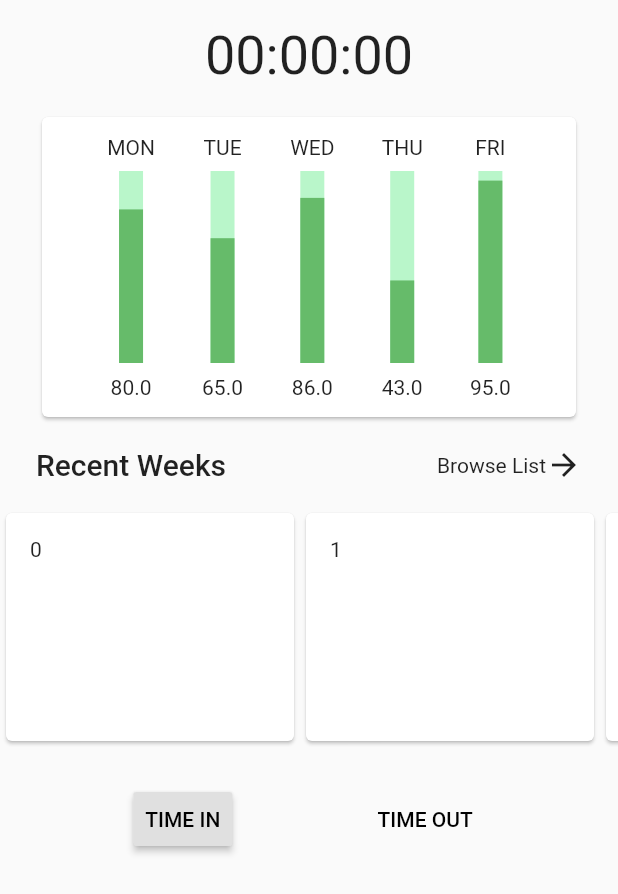
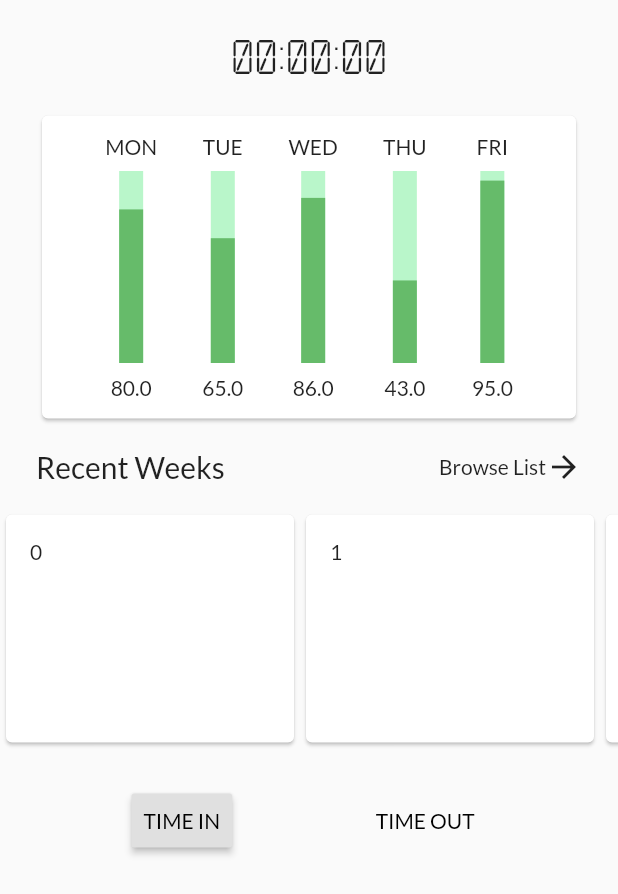
Before and after one commit to Joven-G/Flutter-timetracker-app, a Flutter app: the screen it shows after launch, on a phone screen of 412 x 824 dp. Shown: the top 894 px of the screen. Run offline on Flutter 3.47's test engine with Material 2 defaults, Android fonts, the phone set to English and light mode, and no system bars.

Commit message:
Added custom fonts

```diff
--- a/lib/app.dart
+++ b/lib/app.dart
@@ -8,6 +8,7 @@ class TimeTracker extends StatelessWidget {
       title: 'Time Tracker (lite)',
       theme: ThemeData(
         primaryColor: Colors.white,
+        fontFamily: 'Lato'
       ),
       home: HomePage(),
     );
--- a/lib/pages/home.dart
+++ b/lib/pages/home.dart
@@ -17,7 +17,13 @@ class HomePage extends StatelessWidget {
             Padding(
               padding: const EdgeInsets.symmetric(horizontal: 36.0),
               child: Center(
-                child: Text('00:00:00', style: TextStyle(fontSize: 36.0)),
+                child: Text(
+                  '00:00:00',
+                  style: TextStyle(
+                    fontSize: 36.0,
+                    fontFamily: 'Calculator'
+                  )
+                ),
               ),
             ),
             _spacer,
```
Also changed, not shown: pubspec.yaml (+24 -4 lines), fonts/Lato-Black.ttf (added), fonts/Lato-BlackItalic.ttf (added), fonts/Lato-Bold.ttf (added), fonts/Lato-BoldItalic.ttf (added), fonts/Lato-Hairline.ttf (added), fonts/Lato-HairlineItalic.ttf (added), fonts/Lato-Italic.ttf (added), fonts/Lato-Light.ttf (added), fonts/Lato-LightItalic.ttf (added), fonts/Lato-Regular.ttf (added), fonts/calculator.ttf (added).
